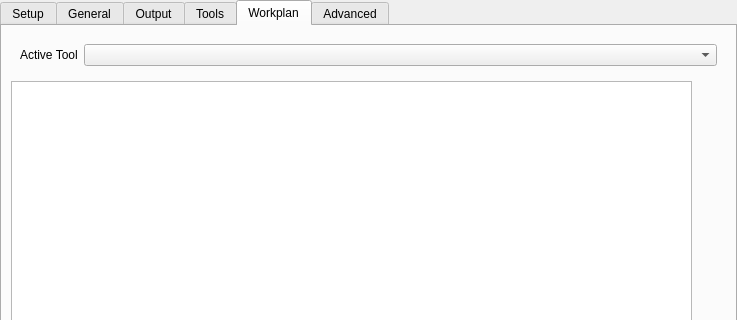
Qt form src/Mod/CAM/Gui/Resources/panels/PathEdit.ui (Connor9220/FreeCAD) before a commit; both pictures show x 0 to 737 and y 0 to 320 of the 737 by 809 pixel window.
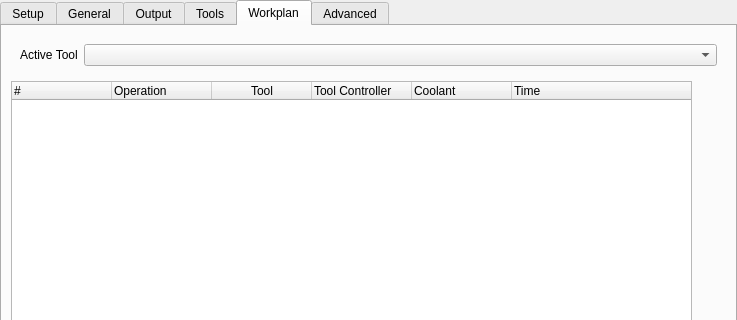
The same form after that commit. The open tabs and pages were chosen to show the change. Icons and pictures are not drawn. Custom widgets are drawn as their Qt base class.

Commit message:
Merge pull request #31589 from tarman3/dlgpp_operations
CAM: MBPP and Job Dialog - Operations data

The edit to the form file:
```diff
--- a/src/Mod/CAM/Gui/Resources/panels/PathEdit.ui
+++ b/src/Mod/CAM/Gui/Resources/panels/PathEdit.ui
@@ -1574,10 +1574,40 @@
     <item>
      <layout class="QHBoxLayout" name="horizontalLayout_4">
       <item>
-       <widget class="QListWidget" name="operationsList">
-        <property name="dragDropMode">
-         <enum>QAbstractItemView::InternalMove</enum>
-        </property>
+       <widget class="QTreeWidget" name="operationsList">
+        <column>
+         <property name="text">
+          <string>#</string>
+         </property>
+        </column>
+        <column>
+         <property name="text">
+          <string>Operation</string>
+         </property>
+        </column>
+        <column>
+         <property name="text">
+          <string>Tool</string>
+         </property>
+         <property name="textAlignment">
+          <set>AlignCenter</set>
+         </property>
+        </column>
+        <column>
+         <property name="text">
+          <string>Tool Controller</string>
+         </property>
+        </column>
+        <column>
+         <property name="text">
+          <string>Coolant</string>
+         </property>
+        </column>
+        <column>
+         <property name="text">
+          <string>Time</string>
+         </property>
+        </column>
        </widget>
       </item>
       <item>
```
The commit also changes 3 other files.
